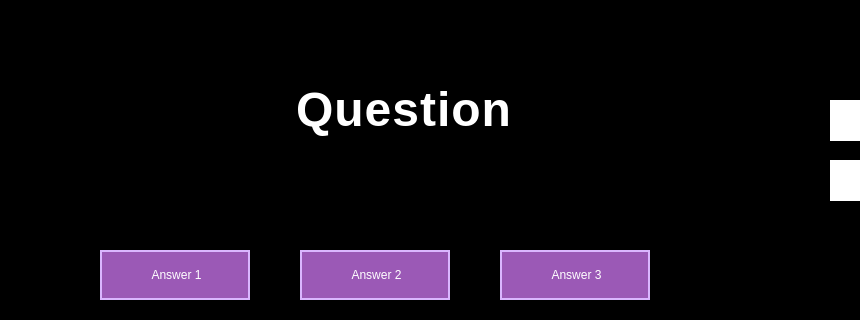
Before: the Qt Designer form gamepage.ui in aishug18/GeoBreakerGame, drawn with Qt 5; both pictures show x 0 to 860 and y 0 to 320 of the 1035 by 771 pixel window.
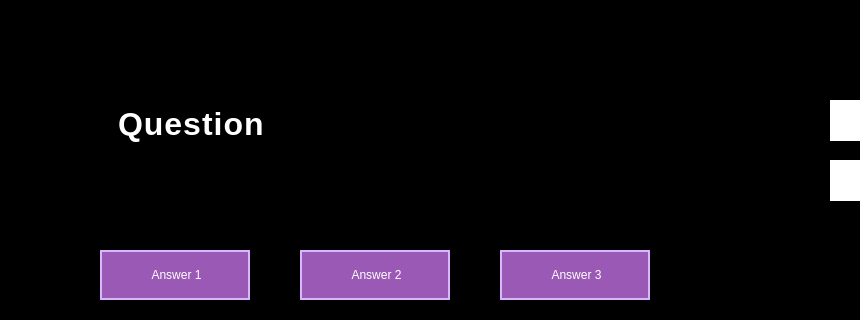
After: the same form once the commit is applied.

Commit message: Wrapped question text and adjusted text browser x and y coordinates to fit screen

```diff
--- a/gamepage.ui
+++ b/gamepage.ui
@@ -168,10 +168,10 @@
   <widget class="QLabel" name="questionLabel">
    <property name="geometry">
     <rect>
-     <x>50</x>
-     <y>60</y>
-     <width>700</width>
-     <height>100</height>
+     <x>100</x>
+     <y>50</y>
+     <width>550</width>
+     <height>150</height>
     </rect>
    </property>
    <property name="styleSheet">
@@ -184,7 +184,10 @@
 }</string>
    </property>
    <property name="text">
-    <string>&lt;html&gt;&lt;head/&gt;&lt;body&gt;&lt;p align=&quot;center&quot;&gt;&lt;span style=&quot; font-size:36pt;&quot;&gt;Question&lt;/span&gt;&lt;/p&gt;&lt;/body&gt;&lt;/html&gt;</string>
+    <string>&lt;html&gt;&lt;head/&gt;&lt;body&gt;&lt;p&gt;&lt;span style=&quot; font-size:24pt;&quot;&gt;Question&lt;/span&gt;&lt;/p&gt;&lt;/body&gt;&lt;/html&gt;</string>
+   </property>
+   <property name="wordWrap">
+    <bool>true</bool>
    </property>
   </widget>
   <widget class="QLabel" name="label_3">
```
